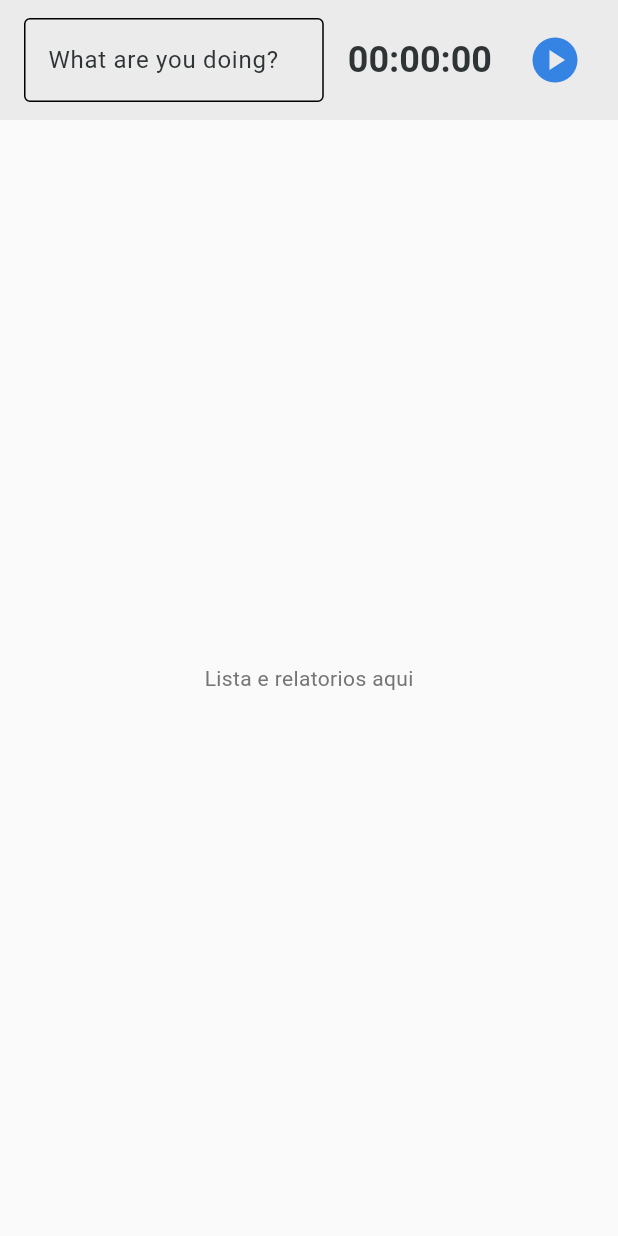
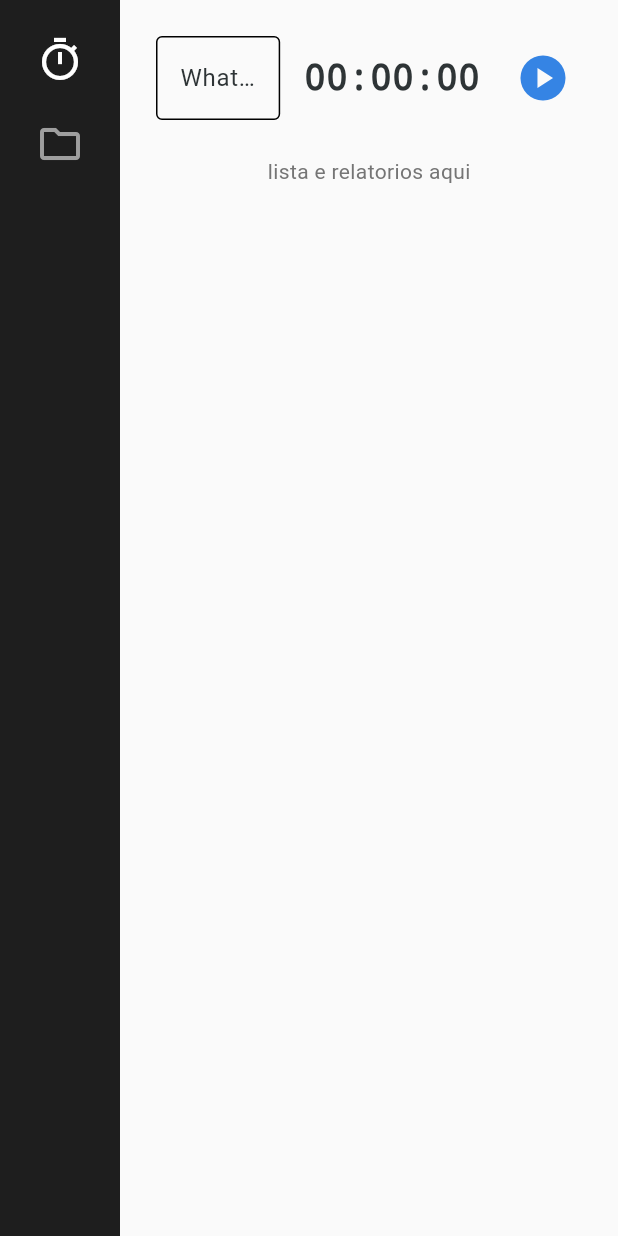
Before and after one commit to Sakemo/zenith_time, a Flutter app: the screen it shows after launch, after a tap on the "play circle" icon, on a phone screen of 412 x 824 dp. Run offline on Flutter 3.47's test engine with Material 3 defaults, Android fonts, the phone set to English and light mode, and no system bars; our stand-ins replace hive, hive_flutter; accounts and stored records are empty; Roboto replaces fonts that are missing (Cantarell).

Commit message:
feat: Refactor TrackerScreen to use StatefulWidget and enhance UI with sidebar and action toolbar

```diff
--- a/lib/features/tracker/ui/tracker_screen.dart
+++ b/lib/features/tracker/ui/tracker_screen.dart
@@ -1,50 +1,133 @@
 import 'package:flutter/material.dart';
+import 'package:provider/provider.dart';
 import 'package:zenith_time/app/theme/app_theme.dart';
+import 'package:zenith_time/core/models/task_model.dart';
+import 'package:zenith_time/features/tracker/logic/timer_service.dart';
 
-class TrackerScreen extends StatelessWidget {
+class TrackerScreen extends StatefulWidget {
   const TrackerScreen({super.key});
 
   @override
+  State<TrackerScreen> createState() => _TrackerScreenState();
+}
+
+class _TrackerScreenState extends State<TrackerScreen> {
+  final TextEditingController _taskNameController = TextEditingController();
+
+  @override
+  void dispose() {
+    _taskNameController.dispose();
+    super.dispose();
+  }
+
+  @override
   Widget build(BuildContext context) {
+    return Consumer<TimerService>(
+      builder: (context, timerService, child) {
         return Scaffold(
-      appBar: AppBar(toolbarHeight: 80, title: _buildActionToolbar()),
-      body: Center(
+          body: Row(
+            children: [
+              _buildSidebar(),
+              Expanded(
+                child: Padding(
+                  padding: const EdgeInsets.all(24.0),
+                  child: Column(
+                    crossAxisAlignment: CrossAxisAlignment.start,
+                    children: [
+                      _buildActionToolbar(timerService),
+                      const SizedBox(height: 24),
+                      Center(
                         child: Text(
-          'Lista e relatorios aqui',
+                          'lista e relatorios aqui',
                           style: TextStyle(color: Colors.grey.shade600),
                         ),
+                      ),
+                    ],
+                  ),
+                ),
+              ),
+            ],
+          ),
+        );
+      },
+    );
+  }
+
+  Widget _buildSidebar() {
+    return Container(
+      width: 80,
+      color: const Color(0xFF1e1e1e),
+      child: const Column(
+        children: [
+          SizedBox(height: 24),
+          Icon(Icons.timer_outlined, color: Colors.white, size: 32),
+          SizedBox(height: 24),
+          Icon(Icons.folder_outlined, color: Colors.grey, size: 32),
+        ],
       ),
     );
   }
 
-  Widget _buildActionToolbar() {
-    return Padding(
-      padding: const EdgeInsets.symmetric(vertical: 12.0),
-      child: Row(
+  String _formatDuration(Duration duration) {
+    String twoDigits(int n) => n.toString().padLeft(2, '0');
+    final hours = twoDigits(duration.inHours);
+    final minutes = twoDigits(duration.inMinutes.remainder(60));
+    final seconds = twoDigits(duration.inSeconds.remainder(60));
+
+    return '$hours:$minutes:$seconds';
+  }
+
+  Widget _buildActionToolbar(TimerService timerService) {
+    return Row(
       children: [
-          const Expanded(
+        Expanded(
           child: TextField(
-              decoration: InputDecoration(
+            controller: _taskNameController,
+            decoration: const InputDecoration(
               hintText: 'What are you doing?',
               border: OutlineInputBorder(),
             ),
+            enabled: !timerService.isRunning,
           ),
         ),
         const SizedBox(width: 16),
 
-          const Text(
-            '00:00:00',
-            style: TextStyle(fontSize: 24, fontWeight: FontWeight.bold),
+        Text(
+          _formatDuration(timerService.elapsedDuration),
+          style: const TextStyle(
+            fontSize: 24,
+            fontWeight: FontWeight.bold,
+            fontFamily: 'monospace',
+          ),
         ),
         const SizedBox(width: 16),
 
         IconButton(
-            icon: const Icon(Icons.play_circle, size: 36),
-            onPressed: () {},
-            color: AppTheme.adwaitaBlue,
+          icon: Icon(
+            timerService.isRunning ? Icons.stop_circle : Icons.play_circle,
+            size: 36,
+          ),
+          onPressed: () {
+            if (timerService.isRunning) {
+              timerService.stopTimer();
+              _taskNameController.clear();
+            } else {
+              if (_taskNameController.text.isNotEmpty) {
+                final dummyTask = Task(
+                  id: 'dummy-task-id',
+                  name: _taskNameController.text,
+                  projectId: 'dummy-project-id',
+                  createdAt: DateTime.now(),
+                );
+                timerService.startTimer(dummyTask);
+              }
+            }
+          },
+          color: timerService.isRunning
+              ? AppTheme.adwaitaTextColor
+              : AppTheme.adwaitaBlue,
         ),
       ],
-      ),
     );
   }
 }
```
Lines whose indentation alone changed are shown as unchanged.
